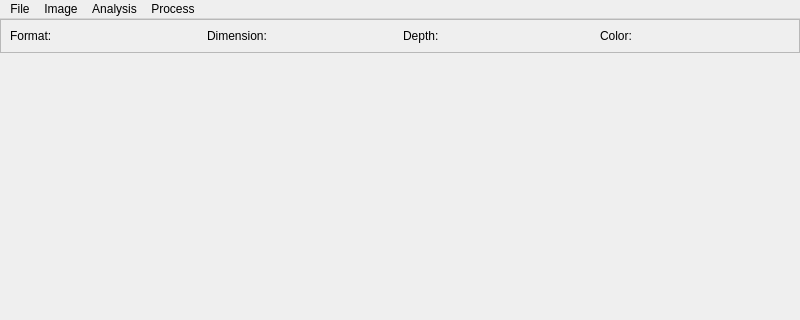
Qt form mainwindow.ui (alephshahor/Pinzo) before a commit; both pictures show x 0 to 800 and y 0 to 320 of the 800 by 600 pixel window.
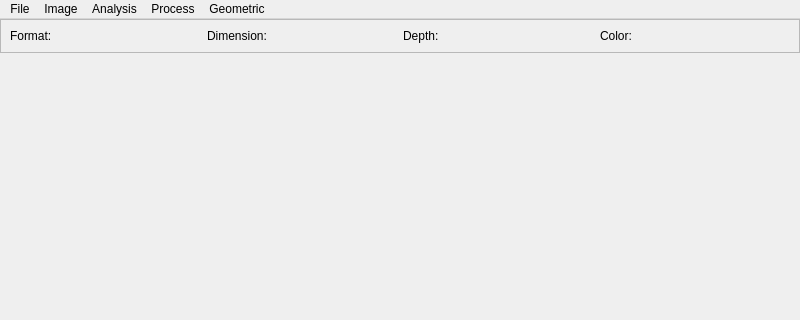
The same form after that commit.

Commit message: Created basic geometric functions

What changed in the file:
```diff
--- a/mainwindow.ui
+++ b/mainwindow.ui
@@ -150,7 +150,7 @@
      <x>0</x>
      <y>0</y>
      <width>800</width>
-     <height>20</height>
+     <height>22</height>
     </rect>
    </property>
    <widget class="QMenu" name="menuFile">
@@ -185,10 +185,21 @@
     <addaction name="actionLinearTransformation"/>
     <addaction name="actionHistogram_Specification"/>
    </widget>
+   <widget class="QMenu" name="menuGeometric">
+    <property name="title">
+     <string>Geometric</string>
+    </property>
+    <addaction name="actionVertical_Mirror"/>
+    <addaction name="actionHorizontal_Mirror"/>
+    <addaction name="actionTraspose"/>
+    <addaction name="actionRotate_90"/>
+    <addaction name="actionRotate_91"/>
+   </widget>
    <addaction name="menuFile"/>
    <addaction name="menuImage"/>
    <addaction name="menuAnalysis"/>
    <addaction name="menuProcess"/>
+   <addaction name="menuGeometric"/>
   </widget>
   <widget class="QStatusBar" name="statusbar"/>
   <action name="actionOpen">
```
Left out of the diff: 25 changed lines with no effect on the pictures. The commit also changes 8 other files.
